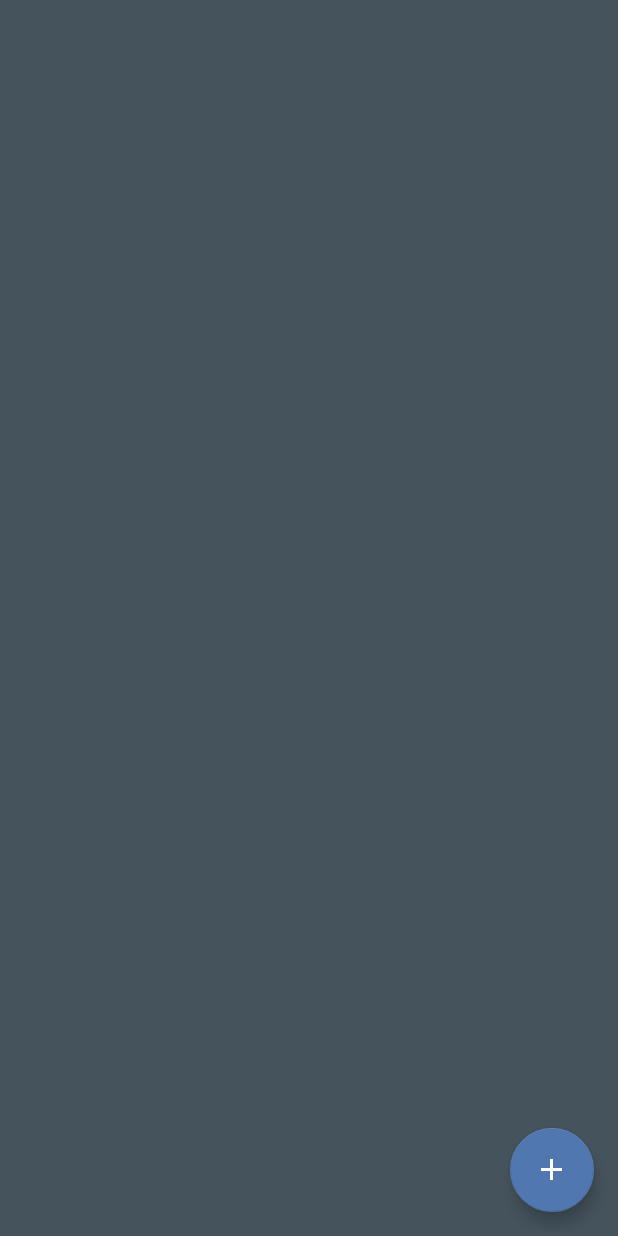
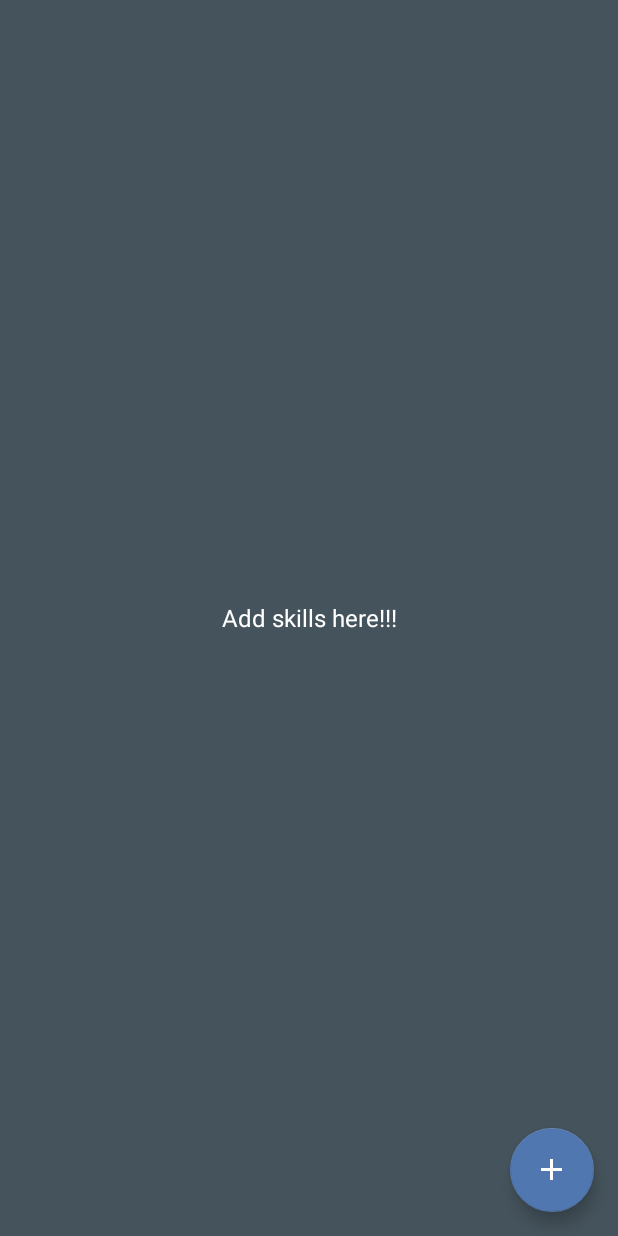
Before and after one commit to junyi/smartfitness, an Android app: the fragment SkillsSectionFragment shown on its own in the app's theme, on a phone screen of 412 x 824 dp. Run offline under Robolectric (Android 15) with nearby library versions, the phone set to English and light mode, and no system bars; our stand-ins replace ButterKnife; libraries missing offline, so code that uses them is left out: com.afollestad.materialdialogs; 6 statements that could not run were skipped.

Commit message:
Add empty view for caregiver skills section & add default text for rangebar in basic profile

```diff
--- a/app/src/main/java/astar/smartfitness/profile/caregiver/SkillsRecyclerViewAdapter.java
+++ b/app/src/main/java/astar/smartfitness/profile/caregiver/SkillsRecyclerViewAdapter.java
@@ -15,6 +15,8 @@ import butterknife.Bind;
 import butterknife.ButterKnife;
 
 public class SkillsRecyclerViewAdapter extends RecyclerView.Adapter<SkillsRecyclerViewAdapter.ViewHolder> {
+    private static final int EMPTY_VIEW = 99;
+
     private ArrayList<Skill> skillList;
     private Context context;
     private RecyclerView recyclerView;
@@ -34,7 +36,7 @@ public class SkillsRecyclerViewAdapter extends RecyclerView.Adapter<SkillsRecycl
     }
 
     @Override
-    public ViewHolder onCreateViewHolder(ViewGroup parent, int viewType) {
+    public SkillsRecyclerViewAdapter.ViewHolder onCreateViewHolder(ViewGroup parent, int viewType) {
         View itemView = LayoutInflater.from(parent.getContext()).
                 inflate(R.layout.item_caregiver_profile_skills, parent, false);
         // Return a new holder instance
--- a/app/src/main/java/astar/smartfitness/profile/caregiver/SkillsSectionFragment.java
+++ b/app/src/main/java/astar/smartfitness/profile/caregiver/SkillsSectionFragment.java
@@ -26,6 +26,7 @@ import astar.smartfitness.DividerItemDecoration;
 import astar.smartfitness.R;
 import astar.smartfitness.RecyclerItemClickListener;
 import astar.smartfitness.model.Skill;
+import astar.smartfitness.widget.EmptyRecyclerView;
 import butterknife.Bind;
 import butterknife.ButterKnife;
 import butterknife.OnClick;
@@ -34,7 +35,10 @@ public class SkillsSectionFragment extends SectionFragment implements Validator.
     public static final String ARG_SKILL_LIST = "skill_list";
 
     @Bind(R.id.recycler_view)
-    RecyclerView recyclerView;
+    EmptyRecyclerView recyclerView;
+
+    @Bind(R.id.empty_view)
+    View emptyView;
 
     private ArrayList<Skill> skillList = new ArrayList<>();
     private MaterialDialog dialogInstance = null;
@@ -115,6 +119,8 @@ public class SkillsSectionFragment extends SectionFragment implements Validator.
         RecyclerView.ItemDecoration itemDecoration = new
                 DividerItemDecoration(getActivity(), DividerItemDecoration.VERTICAL_LIST);
         recyclerView.addItemDecoration(itemDecoration);
+
+        recyclerView.setEmptyView(emptyView);
 
         recyclerView.addOnItemTouchListener(new RecyclerItemClickListener(getActivity(), new RecyclerItemClickListener.OnItemClickListener() {
             @Override
--- /dev/null
+++ b/app/src/main/res/layout/caregiver_skill_empty_view.xml
@@ -0,0 +1,17 @@
+<?xml version="1.0" encoding="utf-8"?>
+<LinearLayout xmlns:android="http://schemas.android.com/apk/res/android"
+    android:layout_width="match_parent"
+    android:layout_height="match_parent"
+    android:background="@color/bg_dark_blue"
+    android:gravity="center"
+    android:orientation="vertical">
+
+    <TextView
+        android:layout_width="match_parent"
+        android:layout_height="match_parent"
+        android:gravity="center"
+        android:text="Add skills here!!!"
+        android:textAppearance="@style/TextAppearance.AppCompat.Subhead"
+        android:textColor="@android:color/white" />
+
+</LinearLayout>
--- a/app/src/main/res/layout/fragment_caregiver_profile_skills.xml
+++ b/app/src/main/res/layout/fragment_caregiver_profile_skills.xml
@@ -8,11 +8,22 @@
     android:background="@color/bg_dark_blue"
     tools:context="astar.smartfitness.profile.caregiver.SkillsSectionFragment">
 
-    <android.support.v7.widget.RecyclerView
-        android:id="@+id/recycler_view"
+    <FrameLayout
         android:layout_width="match_parent"
-        android:layout_height="match_parent"
-        tools:listitem="@layout/item_caregiver_profile_skills" />
+        android:layout_height="match_parent">
+
+        <astar.smartfitness.widget.EmptyRecyclerView
+            android:id="@+id/recycler_view"
+            android:layout_width="match_parent"
+            android:layout_height="match_parent"
+            tools:listitem="@layout/item_caregiver_profile_skills" />
+
+        <include
+            android:id="@+id/empty_view"
+            layout="@layout/caregiver_skill_empty_view"
+            android:layout_width="match_parent"
+            android:layout_height="match_parent" />
+    </FrameLayout>
 
     <android.support.design.widget.FloatingActionButton
         android:id="@+id/add_button"
```
Also changed, not shown: app/src/main/java/astar/smartfitness/profile/caregiver/BasicSectionFragment.java (+8 -1 lines), app/src/main/java/astar/smartfitness/widget/EmptyRecyclerView.java (added, +71 -0 lines).
